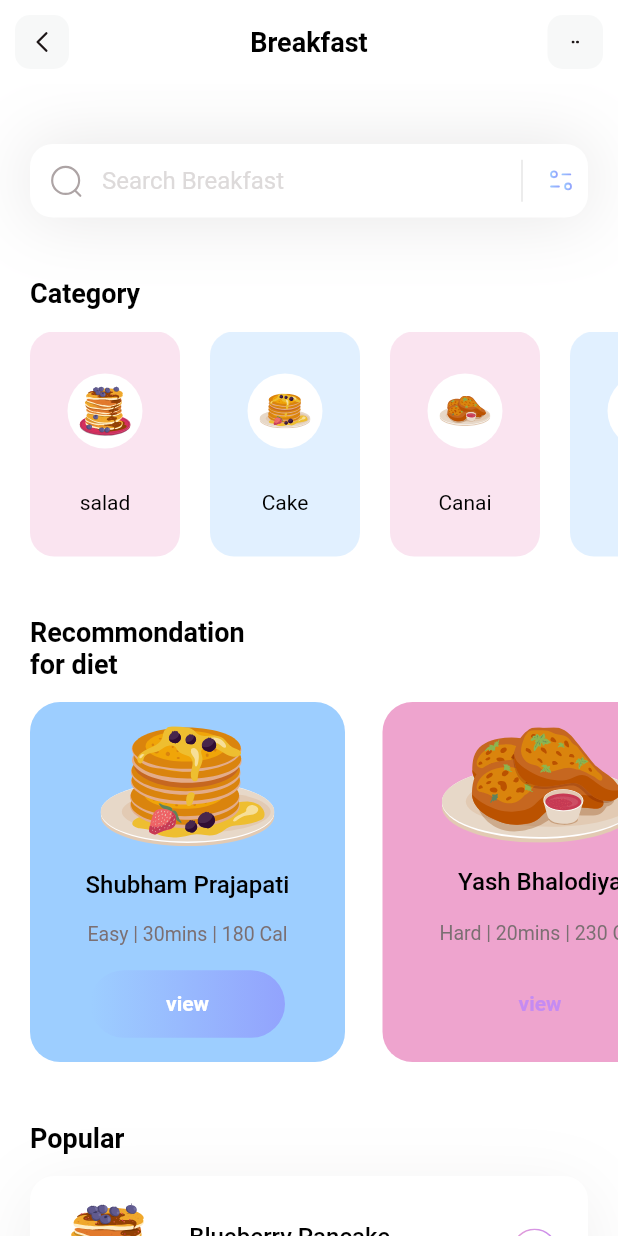
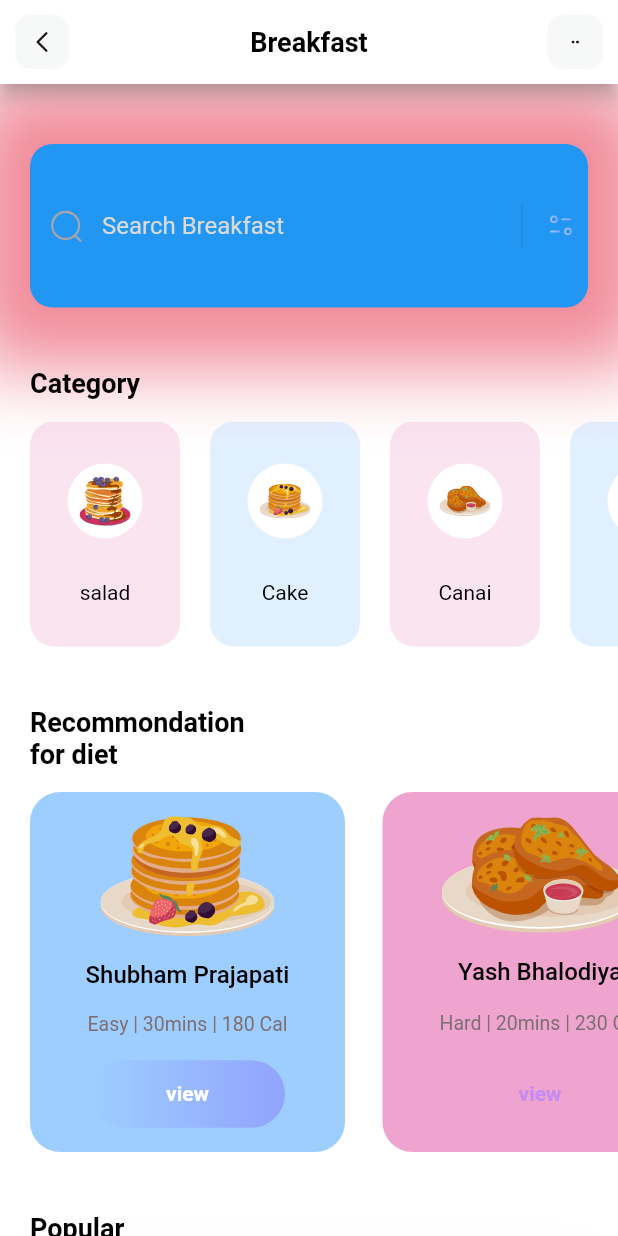
Before and after one commit to ppsshubham01/flutterbasicrealproject, a Flutter app: the screen it shows after launch, on a phone screen of 412 x 824 dp. Run offline on Flutter 3.47's test engine with Material 2 defaults, Android fonts, the phone set to English and light mode, and no system bars; our stand-ins replace flutter_svg; Roboto replaces fonts that are missing (Poppins).

Commit message:
sort and add simple code

```diff
--- a/lib/pages/home.dart
+++ b/lib/pages/home.dart
@@ -15,7 +15,6 @@ class HomePage extends StatelessWidget {
   void _getCategory() {
     categories = CategoryModel.getCategories();
   }
-
   void _getDiets() {
     diets = DietModel.getDiets();
   }
@@ -122,6 +121,7 @@ class HomePage extends StatelessWidget {
                             )
                           ],
                         ),
+                        // ontap or use tapable banavva mate wedgets ne
                         GestureDetector(
                           onTap: () {},
                           child: SvgPicture.asset(
@@ -134,6 +134,7 @@ class HomePage extends StatelessWidget {
                     ),
                   );
                 },
+                // load in background--
                 shrinkWrap: true,
                 separatorBuilder: (context, index) => const SizedBox(
                       height: 25,
@@ -253,11 +254,53 @@ class HomePage extends StatelessWidget {
           child: ListView.separated(
             itemCount: categories.length,
             scrollDirection: Axis.horizontal,
+            // scrollDirection: Axis.vertical,
             padding: const EdgeInsets.only(left: 20, right: 20),
             separatorBuilder: (BuildContext context, int index) =>
                 const SizedBox(width: 20),
             itemBuilder: (context, index) {
-              return Container(
+              return
+                categoryCard(index);
+              //   Container(
+              //   // item boxbackground theme
+              //   width: 100,
+              //   decoration: BoxDecoration(
+              //       color: categories[index].boxColor.withOpacity(0.3),
+              //       borderRadius: BorderRadius.circular(16)),
+              //   child: Column(
+              //     mainAxisAlignment: MainAxisAlignment.spaceEvenly,
+              //     children: [
+              //       Container(
+              //         // item pic
+              //         width: 50,
+              //         height: 50,
+              //         decoration: const BoxDecoration(
+              //             color: Colors.white, shape: BoxShape.circle),
+              //         child: Padding(
+              //           padding: const EdgeInsets.all(8.0),
+              //           child: SvgPicture.asset(categories[index].iconpath),
+              //         ),
+              //       ),
+              //       // item text/name
+              //       Text(
+              //         categories[index].name,
+              //         style: const TextStyle(
+              //             fontWeight: FontWeight.w400,
+              //             color: Colors.black,
+              //             fontSize: 14),
+              //       )
+              //     ],
+              //   ),
+              // );
+            },
+          ),
+        )
+      ],
+    );
+  }
+  Widget categoryCard(int index){
+    return  Container(
+
       // item boxbackground theme
       width: 100,
       decoration: BoxDecoration(
@@ -288,28 +331,30 @@ class HomePage extends StatelessWidget {
         ],
       ),
     );
-            },
-          ),
-        )
-      ],
-    );
   }
+
+
+
+
+
 
   // Search View method
   Container _searchField() {
     return Container(
       margin: const EdgeInsets.only(top: 40, left: 20, right: 20),
       decoration: BoxDecoration(boxShadow: [
+        //for giving shadow to container
         BoxShadow(
-            color: const Color(0xff1D1617).withOpacity(0.11),
+            color: const Color(0xffe21734).withOpacity(0.5),
             blurRadius: 40,
-            spreadRadius: 0.0)
+            spreadRadius: 40.0)
       ]),
       child: TextField(
         decoration: InputDecoration(
             filled: true,
-            fillColor: Colors.white,
-            contentPadding: const EdgeInsets.all(15),
+            fillColor: Colors.blue,
+            //change the text filed ni under content ni aju baju space apva mate
+            contentPadding: const EdgeInsets.all(45),
             hintText: 'Search Breakfast',
             hintStyle: const TextStyle(color: Color(0xffDDDADA), fontSize: 16),
             prefixIcon: Padding(
@@ -356,7 +401,7 @@ class HomePage extends StatelessWidget {
             color: Colors.black, fontSize: 18, fontWeight: FontWeight.bold),
       ),
       backgroundColor: Colors.white,
-      elevation: 0.0,
+      elevation: 5.0,
       centerTitle: true,
       leading: GestureDetector(
         onTap: () {},
```
Also changed, not shown: pubspec.lock. Lines whose indentation alone changed are shown as unchanged.
